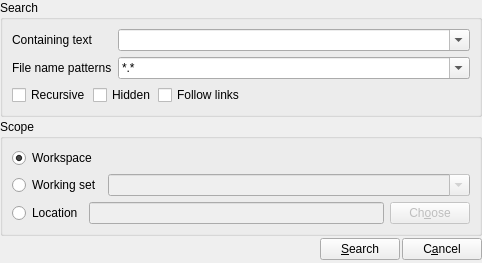
Before: the Qt Designer form resources/ui/dialogs/search.ui in prymatex/prymatex, drawn with Qt 5.
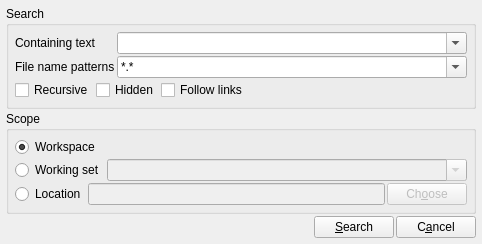
After: the same form once the commit is applied. Icons and pictures are not drawn.

The edit to the form file:
```diff
--- a/resources/ui/dialogs/search.ui
+++ b/resources/ui/dialogs/search.ui
@@ -7,7 +7,7 @@
     <x>0</x>
     <y>0</y>
     <width>482</width>
-    <height>263</height>
+    <height>243</height>
    </rect>
   </property>
   <property name="minimumSize">
@@ -28,7 +28,7 @@
     <number>2</number>
    </property>
    <property name="margin">
-    <number>0</number>
+    <number>6</number>
    </property>
    <item>
     <widget class="QGroupBox" name="groupBox">
@@ -45,6 +45,15 @@
       <property name="fieldGrowthPolicy">
        <enum>QFormLayout::ExpandingFieldsGrow</enum>
       </property>
+      <property name="horizontalSpacing">
+       <number>2</number>
+      </property>
+      <property name="verticalSpacing">
+       <number>2</number>
+      </property>
+      <property name="margin">
+       <number>6</number>
+      </property>
       <item row="1" column="0">
        <widget class="QLabel" name="label">
         <property name="text">
@@ -146,6 +155,12 @@
       <string>Scope</string>
      </property>
      <layout class="QVBoxLayout" name="verticalLayout_2">
+      <property name="spacing">
+       <number>2</number>
+      </property>
+      <property name="margin">
+       <number>6</number>
+      </property>
       <item>
        <widget class="QRadioButton" name="radioButtonWorkspace">
         <property name="text">
@@ -216,6 +231,9 @@
    </item>
    <item>
     <layout class="QHBoxLayout" name="horizontalLayout_2">
+     <property name="spacing">
+      <number>2</number>
+     </property>
      <item>
       <spacer name="horizontalSpacer">
        <property name="orientation">
```
